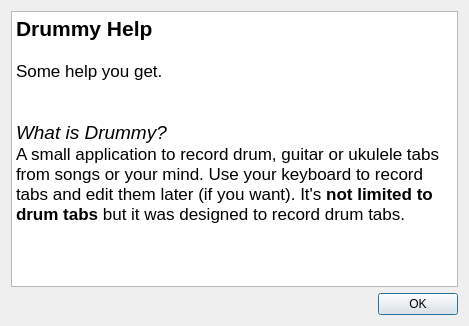
This is helpdialog.ui in domoritz/drummy as Qt 5 draws it before an edit. The edited form follows.
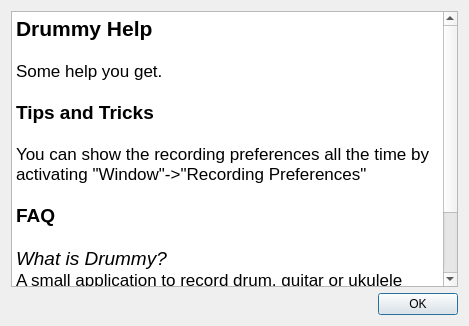
This is the edited form.

Commit message: refreshed ui, better file save, improved recording, new bpm measurement tool

```diff
--- a/helpdialog.ui
+++ b/helpdialog.ui
@@ -25,6 +25,11 @@
 &lt;p style=&quot;-qt-paragraph-type:empty; margin-top:0px; margin-bottom:0px; margin-left:0px; margin-right:0px; -qt-block-indent:0; text-indent:0px;&quot;&gt;&lt;/p&gt;
 &lt;p style=&quot; margin-top:0px; margin-bottom:0px; margin-left:0px; margin-right:0px; -qt-block-indent:0; text-indent:0px;&quot;&gt;Some help you get.&lt;/p&gt;
 &lt;p style=&quot;-qt-paragraph-type:empty; margin-top:0px; margin-bottom:0px; margin-left:0px; margin-right:0px; -qt-block-indent:0; text-indent:0px;&quot;&gt;&lt;/p&gt;
+&lt;p style=&quot; margin-top:0px; margin-bottom:0px; margin-left:0px; margin-right:0px; -qt-block-indent:0; text-indent:0px;&quot;&gt;&lt;span style=&quot; font-size:14pt; font-weight:600;&quot;&gt;Tips and Tricks&lt;/span&gt;&lt;/p&gt;
+&lt;p style=&quot;-qt-paragraph-type:empty; margin-top:0px; margin-bottom:0px; margin-left:0px; margin-right:0px; -qt-block-indent:0; text-indent:0px;&quot;&gt;&lt;/p&gt;
+&lt;p style=&quot; margin-top:0px; margin-bottom:0px; margin-left:0px; margin-right:0px; -qt-block-indent:0; text-indent:0px;&quot;&gt;You can show the recording preferences all the time by activating &amp;quot;Window&amp;quot;-&amp;gt;&amp;quot;Recording Preferences&amp;quot;&lt;/p&gt;
+&lt;p style=&quot;-qt-paragraph-type:empty; margin-top:0px; margin-bottom:0px; margin-left:0px; margin-right:0px; -qt-block-indent:0; text-indent:0px;&quot;&gt;&lt;/p&gt;
+&lt;p style=&quot; margin-top:0px; margin-bottom:0px; margin-left:0px; margin-right:0px; -qt-block-indent:0; text-indent:0px;&quot;&gt;&lt;span style=&quot; font-size:14pt; font-weight:600;&quot;&gt;FAQ&lt;/span&gt;&lt;/p&gt;
 &lt;p style=&quot;-qt-paragraph-type:empty; margin-top:0px; margin-bottom:0px; margin-left:0px; margin-right:0px; -qt-block-indent:0; text-indent:0px;&quot;&gt;&lt;/p&gt;
 &lt;p style=&quot; margin-top:0px; margin-bottom:0px; margin-left:0px; margin-right:0px; -qt-block-indent:0; text-indent:0px;&quot;&gt;&lt;span style=&quot; font-size:14pt; font-style:italic;&quot;&gt;What is Drummy?&lt;/span&gt;&lt;/p&gt;
 &lt;p style=&quot; margin-top:0px; margin-bottom:0px; margin-left:0px; margin-right:0px; -qt-block-indent:0; text-indent:0px;&quot;&gt;A small application to record drum, guitar or ukulele tabs from songs or your mind. Use your keyboard to record tabs and edit them later (if you want). It's &lt;span style=&quot; font-weight:600;&quot;&gt;not limited to drum tabs&lt;/span&gt; but it was designed to record drum tabs.&lt;/p&gt;&lt;/body&gt;&lt;/html&gt;</string>
```
The commit also changes 19 other files.
